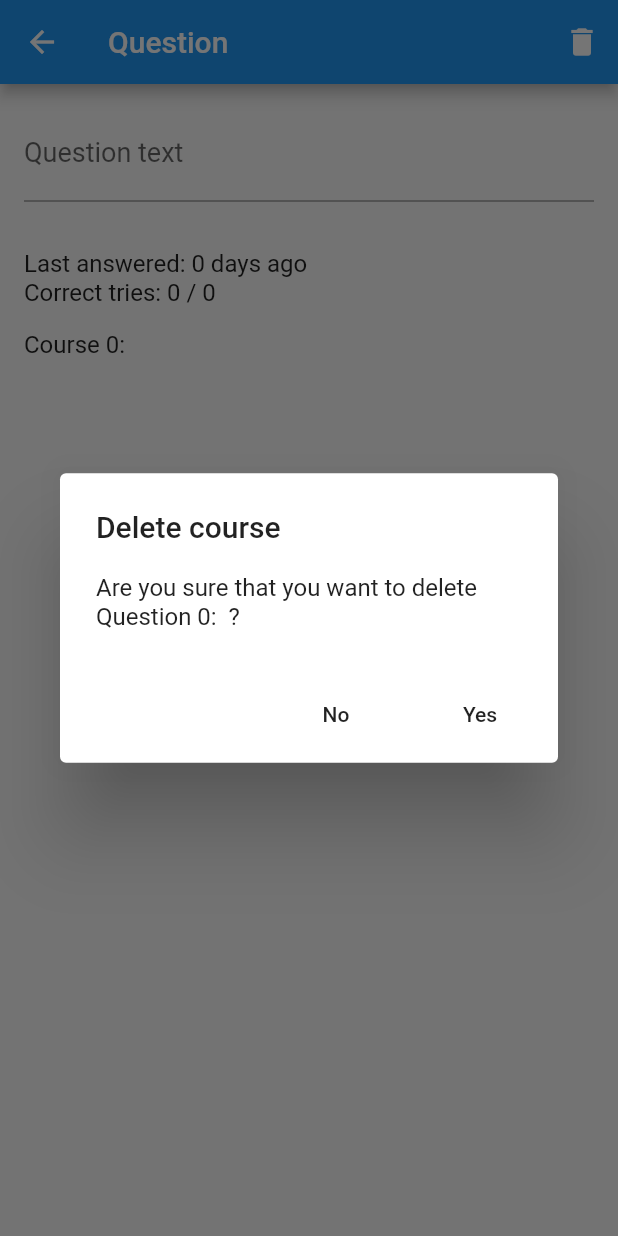
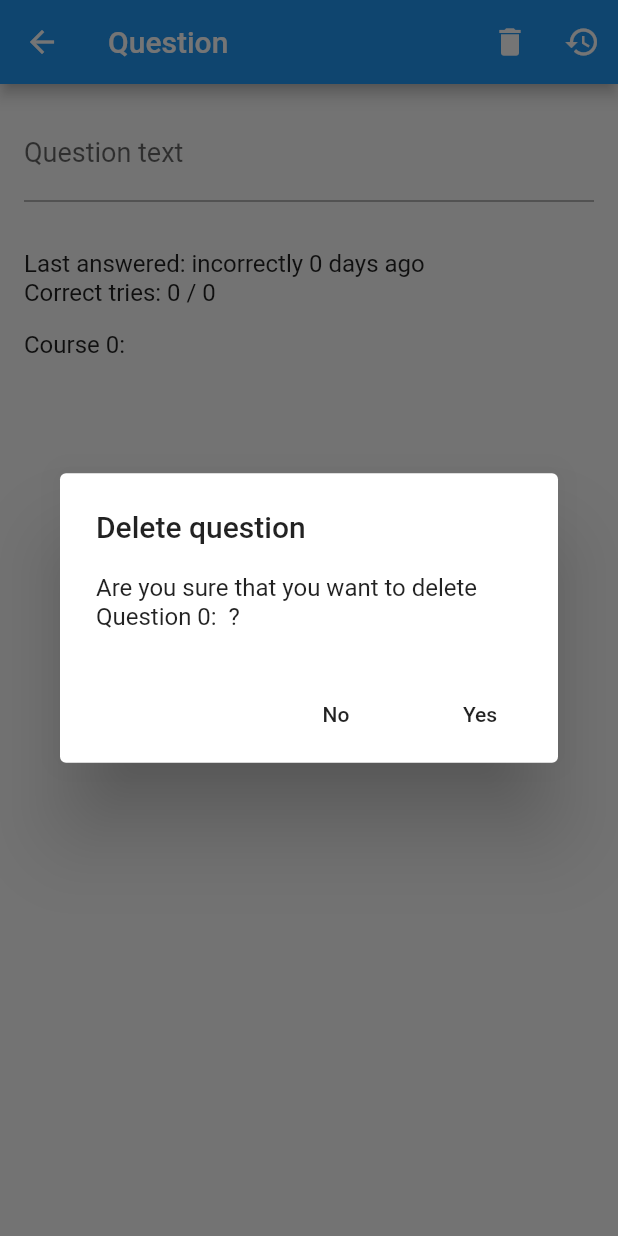
Before and after one commit to leonblumenthal/questions, a Flutter app: the QuestionWidget screen opened directly with empty values, after a tap on the "delete" icon, on a phone screen of 412 x 824 dp. Run offline on Flutter 3.47's test engine with Material 2 defaults, Android fonts, the phone set to English and light mode, and no system bars; our stand-ins replace sqflite, toast; accounts and stored records are empty.

Commit message:
added reset action

```diff
--- a/lib/question.dart
+++ b/lib/question.dart
@@ -23,6 +23,10 @@ class _QuestionWidgetState extends State<QuestionWidget> {
             IconButton(
               icon: const Icon(Icons.delete),
               onPressed: deleteQuestion,
+            ),
+            IconButton(
+              icon: const Icon(Icons.restore),
+              onPressed: resetQuestion,
             )
           ],
         ),
@@ -60,7 +64,10 @@ class _QuestionWidgetState extends State<QuestionWidget> {
       Duration duration =
           DateTime.now().difference(widget.question.lastAnswered);
       int days = duration.inDays;
-      String daysString = '$days ' + (days == 1 ? 'day' : 'days');
+      String correctString =
+          widget.question.correctlyAnswered ? 'correctly' : 'incorrectly';
+      String daysString =
+          '$correctString $days ' + (days == 1 ? 'day' : 'days');
       int totalTries = widget.question.totalTries;
       int correctTries = widget.question.correctTries;
       text = 'Last answered: $daysString ago\n'
@@ -74,7 +81,7 @@ class _QuestionWidgetState extends State<QuestionWidget> {
       context: context,
       builder: buildDeleteDialog,
     );
-    if (result != null && result) {
+    if (result == true) {
       await Storage.deleteQuestion(widget.question);
       Toast.show('Deleted ${widget.question}', context, duration: 2);
       Navigator.of(context).pop();
@@ -82,7 +89,7 @@ class _QuestionWidgetState extends State<QuestionWidget> {
   }
 
   Widget buildDeleteDialog(BuildContext context) => AlertDialog(
-        title: const Text('Delete course'),
+        title: const Text('Delete question'),
         content:
             Text('Are you sure that you want to delete ${widget.question} ?'),
         actions: <Widget>[
@@ -96,4 +103,37 @@ class _QuestionWidgetState extends State<QuestionWidget> {
           )
         ],
       );
+
+  Future resetQuestion() async {
+    bool result = await showDialog(
+      context: context,
+      builder: buildResetDialog,
+    );
+    if (result == true) {
+      await Storage.insertQuestion(
+        widget.question
+          ..lastAnswered = null
+          ..correctlyAnswered = false
+          ..correctTries = 0,
+      );
+      Toast.show('Reset ${widget.question}', context, duration: 2);
+      setState(() {});
+    }
+  }
+
+  Widget buildResetDialog(BuildContext context) => AlertDialog(
+        title: const Text('Reset question'),
+        content:
+            Text('Are you sure that you want to reset ${widget.question} ?'),
+        actions: <Widget>[
+          FlatButton(
+            child: const Text('No'),
+            onPressed: () => Navigator.of(context).pop(),
+          ),
+          FlatButton(
+            child: const Text('Yes'),
+            onPressed: () => Navigator.of(context).pop(true),
+          )
+        ],
+      );
 }
```
